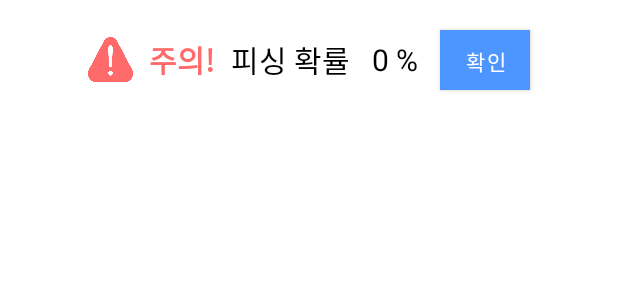
After one commit to Phikaso-Team/Phikaso, an Android app: the layout overdraw_popup.xml on its own in the app's theme, with its tools: preview values and no code run, on a phone screen of 412 x 824 dp. The commit adds this screen. Shown: the top 300 px of the screen. Run offline under Robolectric (Android 15) with nearby library versions, the phone set to English and light mode, and no system bars.

Commit message:
피싱 팝업 알림

```diff
--- a/app/src/main/java/com/android/phikaso/activity/LoginActivity.java
+++ b/app/src/main/java/com/android/phikaso/activity/LoginActivity.java
@@ -66,7 +66,7 @@ public class LoginActivity extends AppCompatActivity {
                                 }
                             } else {
                                 if (task.getException() != null) {
-                                    startToast(task.getException().toString());
+                                    startToast("이메일 또는 비밀번호가 일치하지 않습니다.");
                                 }
                             }
                         }
--- /dev/null
+++ b/app/src/main/res/layout/overdraw_popup.xml
@@ -0,0 +1,59 @@
+<?xml version="1.0" encoding="utf-8"?>
+<LinearLayout xmlns:android="http://schemas.android.com/apk/res/android"
+    android:layout_width="match_parent"
+    android:layout_height="match_parent"
+    android:orientation="vertical"
+    android:background="@color/white">
+
+    <LinearLayout
+        android:layout_width="match_parent"
+        android:layout_height="80dp"
+        android:orientation="horizontal"
+        android:gravity="center">
+
+        <ImageView
+            android:id="@+id/imageViewWarning"
+            android:layout_width="30dp"
+            android:layout_height="30dp"
+            android:adjustViewBounds="true"
+            android:scaleType="fitCenter"
+            android:background="@drawable/warning"/>
+
+        <TextView
+            android:id="@+id/textViewWarning"
+            android:layout_width="65dp"
+            android:layout_height="wrap_content"
+            android:gravity="center"
+            android:textSize="20sp"
+            android:textColor="#FF6B6B"
+            android:textStyle="bold"
+            android:text="주의!" />
+
+        <TextView
+            android:layout_width="wrap_content"
+            android:layout_height="wrap_content"
+            android:gravity="center"
+            android:textSize="20sp"
+            android:textColor="@color/black"
+            android:text="피싱 확률" />
+
+        <TextView
+            android:id="@+id/textViewProbability"
+            android:layout_width="60dp"
+            android:layout_height="wrap_content"
+            android:gravity="center"
+            android:textSize="20sp"
+            android:textColor="@color/black"
+            android:text="0 %" />
+
+        <Button
+            android:id="@+id/buttonOk"
+            android:layout_width="60dp"
+            android:layout_height="40dp"
+            android:text="확인"
+            android:textColor="#fff"
+            android:background="@color/phikaso"/>
+
+    </LinearLayout>
+
+</LinearLayout>
```
Also changed, not shown: app/src/main/AndroidManifest.xml (+12 -0 lines), app/src/main/java/com/android/phikaso/activity/MainActivity.java (+38 -14 lines), app/src/main/java/com/android/phikaso/service/MyOverlayService.java (added, +59 -0 lines), app/src/main/res/drawable/warning.png (added).
